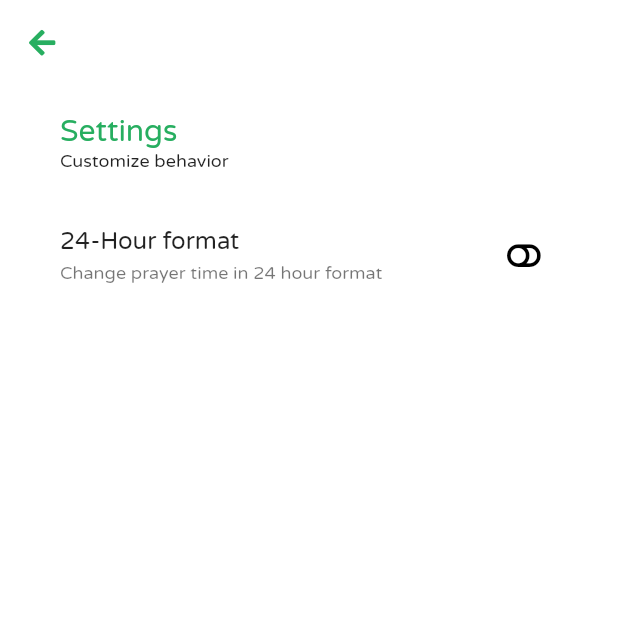
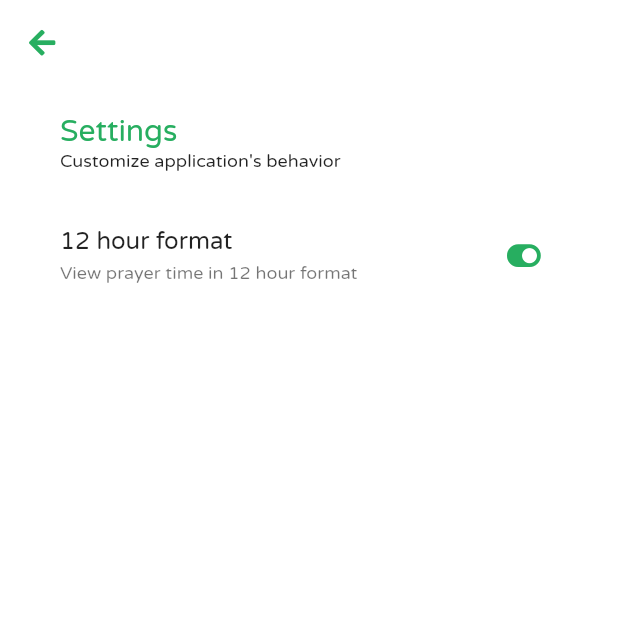
Before and after one commit to fionix-software/minaret, a Flutter app: the SettingsPage screen opened by its route, after a tap on an icon or button, on a phone screen of 412 x 824 dp, the top half of it. Run offline on Flutter 3.47's test engine with Material 2 defaults, Android fonts, the phone set to English and light mode, and no system bars; our stand-ins replace bloc, equatable, flutter_bloc, font_awesome_flutter, package_info, shared_preferences and 1 more; accounts and stored records are empty; network calls fail.

Commit message:
Add 12 hour format prayer time display setting + Fix retrieving data timeout

```diff
--- /dev/null
+++ b/lib/logic/settings.dart
@@ -0,0 +1,21 @@
+import 'package:shared_preferences/shared_preferences.dart';
+
+enum SharedPreferenceEnum {
+  SHARED_PREF_HOUR_FORMAT,
+}
+
+Map<SharedPreferenceEnum, String> sharedPreferenceEnumMap = {
+  SharedPreferenceEnum.SHARED_PREF_HOUR_FORMAT: 'shared_pref_hour_format',
+};
+
+Future<bool> sharedPrefIs12HourFormat() async {
+  final bool defaultVal = false;
+  final SharedPreferences pref = await SharedPreferences.getInstance();
+  bool val = pref.getBool(sharedPreferenceEnumMap[SharedPreferenceEnum.SHARED_PREF_HOUR_FORMAT]);
+  return (val != null ? val : defaultVal);
+}
+
+Future<bool> sharedPrefSet12HourFormat(bool value) async {
+  final SharedPreferences pref = await SharedPreferences.getInstance();
+  return pref.setBool(sharedPreferenceEnumMap[SharedPreferenceEnum.SHARED_PREF_HOUR_FORMAT], value);
+}
--- a/lib/logic/util.dart
+++ b/lib/logic/util.dart
@@ -17,6 +17,11 @@ String fixTimeFormat(String time) {
   return DateFormat('HH:mm').format(DateFormat('HH:mm:ss').parse(time));
 }
 
+// set 12 hour time format
+String convert12HourTimeFormat(String time) {
+  return DateFormat('hh:mm a').format(DateFormat('HH:mm').parse(time));
+}
+
 // fix date format
 String fixDateFormat(String date) {
   try {
--- a/lib/settings.dart
+++ b/lib/settings.dart
@@ -1,8 +1,8 @@
 import 'package:flutter/material.dart';
-import 'package:font_awesome_flutter/font_awesome_flutter.dart';
 import 'package:minaret/widget/appbar.dart';
 import 'package:minaret/widget/scaffold.dart';
 import 'package:minaret/widget/separator.dart';
+import 'package:minaret/widget/settings/hour_format.dart';
 import 'package:minaret/widget/title.dart';
 
 class SettingsPage extends StatelessWidget {
@@ -18,7 +18,7 @@ class SettingsPage extends StatelessWidget {
         crossAxisAlignment: CrossAxisAlignment.start,
         children: [
           buildTitle(context, 'Settings'),
-          Text('Customize behavior'),
+          Text('Customize application\'s behavior'),
           buildSpaceSeparator(),
           buildListView(context),
         ],
@@ -27,26 +27,11 @@ class SettingsPage extends StatelessWidget {
     );
   }
 
-  // build listview
   Widget buildListView(BuildContext context) {
     return Expanded(
       child: ListView(
         children: <Widget>[
-          ListTile(
-            title: Text('24-Hour format'),
-            subtitle: Text('Change prayer time in 24 hour format'),
-            trailing: IconButton(
-              padding: EdgeInsets.all(5.0),
-              icon: Icon(
-                FontAwesomeIcons.toggleOff,
-                color: Theme.of(context).iconTheme.color,
-              ),
-              onPressed: () {
-                // TODO:
-              },
-            ),
-            contentPadding: EdgeInsets.zero,
-          )
+          SettingHourFormat()
         ],
       ),
     );
--- /dev/null
+++ b/lib/widget/settings/hour_format.dart
@@ -0,0 +1,42 @@
+import 'package:flutter/material.dart';
+import 'package:font_awesome_flutter/font_awesome_flutter.dart';
+import 'package:minaret/logic/settings.dart';
+
+class SettingHourFormat extends StatefulWidget {
+  @override
+  _SettingHourFormatState createState() => _SettingHourFormatState();
+}
+
+class _SettingHourFormatState extends State<SettingHourFormat> {
+  @override
+  Widget build(BuildContext context) {
+    return ListTile(
+      title: Text('12 hour format'),
+      subtitle: Text('View prayer time in 12 hour format'),
+      trailing: IconButton(
+        padding: EdgeInsets.all(5.0),
+        icon: FutureBuilder<bool>(
+          future: sharedPrefIs12HourFormat(),
+          builder: (BuildContext context, AsyncSnapshot<bool> snapshot) {
+            if (snapshot.hasData && snapshot.data) {
+              return Icon(
+                FontAwesomeIcons.toggleOn,
+                color: Theme.of(context).primaryColor,
+              );
+            }
+            return Icon(
+              FontAwesomeIcons.toggleOff,
+              color: Theme.of(context).iconTheme.color,
+            );
+          },
+        ),
+        onPressed: () async {
+          bool value = await sharedPrefIs12HourFormat();
+          await sharedPrefSet12HourFormat(!value);
+          setState(() {});
+        },
+      ),
+      contentPadding: EdgeInsets.zero,
+    );
+  }
+}
```
Also changed, not shown: lib/logic/repository.dart (+14 -2 lines), lib/widget/home/card_time.dart (+24 -5 lines).
